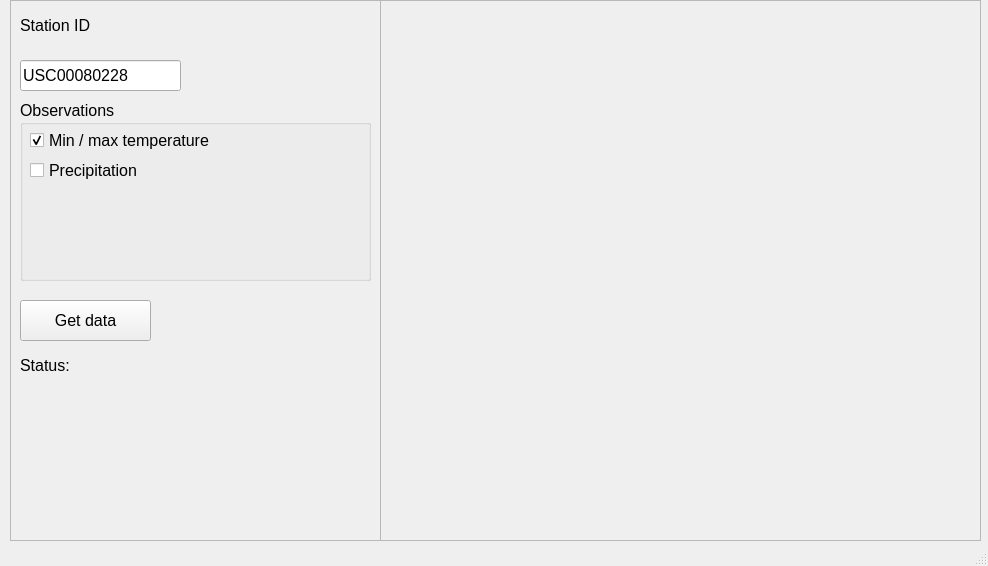
The window that gui/pyqt5_design.ui (symphony-of-nirfolio/Signal-anomaly-detection) describes before a commit, drawn with Qt 5.
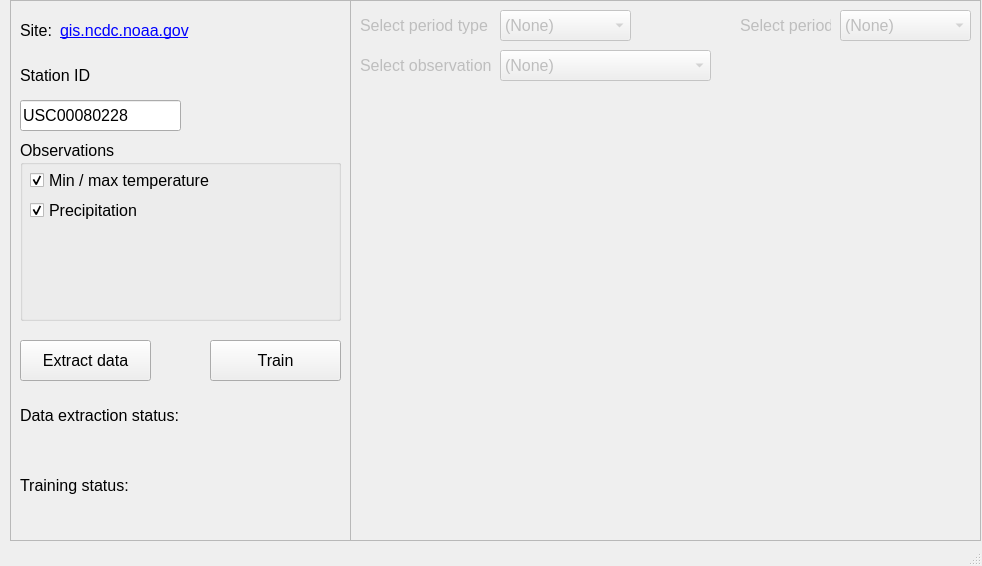
The same window after the commit.

```diff
--- a/gui/pyqt5_design.ui
+++ b/gui/pyqt5_design.ui
@@ -6,10 +6,16 @@
    <rect>
     <x>0</x>
     <y>0</y>
-    <width>988</width>
+    <width>982</width>
     <height>566</height>
    </rect>
   </property>
+  <property name="minimumSize">
+   <size>
+    <width>982</width>
+    <height>566</height>
+   </size>
+  </property>
   <property name="windowTitle">
    <string>Weather anomaly detection</string>
   </property>
@@ -19,7 +25,7 @@
      <rect>
       <x>10</x>
       <y>0</y>
-      <width>371</width>
+      <width>341</width>
       <height>541</height>
      </rect>
     </property>
@@ -33,7 +39,7 @@
      <property name="geometry">
       <rect>
        <x>10</x>
-       <y>10</y>
+       <y>60</y>
        <width>131</width>
        <height>31</height>
       </rect>
@@ -51,7 +57,7 @@
      <property name="geometry">
       <rect>
        <x>10</x>
-       <y>60</y>
+       <y>100</y>
        <width>161</width>
        <height>31</height>
       </rect>
@@ -69,8 +75,8 @@
      <property name="geometry">
       <rect>
        <x>10</x>
-       <y>100</y>
-       <width>351</width>
+       <y>140</y>
+       <width>321</width>
        <height>181</height>
       </rect>
      </property>
@@ -87,7 +93,7 @@
        <rect>
         <x>10</x>
         <y>30</y>
-        <width>331</width>
+        <width>301</width>
         <height>21</height>
        </rect>
       </property>
@@ -103,7 +109,7 @@
        <rect>
         <x>10</x>
         <y>60</y>
-        <width>331</width>
+        <width>301</width>
         <height>21</height>
        </rect>
       </property>
@@ -111,7 +117,7 @@
        <string>Precipitation</string>
       </property>
       <property name="checked">
-       <bool>false</bool>
+       <bool>true</bool>
       </property>
      </widget>
     </widget>
@@ -119,7 +125,7 @@
      <property name="geometry">
       <rect>
        <x>10</x>
-       <y>300</y>
+       <y>340</y>
        <width>131</width>
        <height>41</height>
       </rect>
@@ -130,15 +136,15 @@
       </font>
      </property>
      <property name="text">
-      <string>Get data</string>
+      <string>Extract data</string>
      </property>
     </widget>
     <widget class="QLabel" name="status_text_label">
      <property name="geometry">
       <rect>
        <x>10</x>
-       <y>350</y>
-       <width>51</width>
+       <y>400</y>
+       <width>181</width>
        <height>31</height>
       </rect>
      </property>
@@ -148,15 +154,15 @@
       </font>
      </property>
      <property name="text">
-      <string>Status:</string>
+      <string>Data extraction status:</string>
      </property>
     </widget>
     <widget class="QLabel" name="status_value_label">
      <property name="geometry">
       <rect>
-       <x>66</x>
-       <y>350</y>
-       <width>291</width>
+       <x>10</x>
+       <y>430</y>
+       <width>321</width>
        <height>31</height>
       </rect>
      </property>
@@ -169,13 +175,115 @@
       <string/>
      </property>
     </widget>
+    <widget class="QLabel" name="site_text_label">
+     <property name="geometry">
+      <rect>
+       <x>10</x>
+       <y>20</y>
+       <width>47</width>
+       <height>21</height>
+      </rect>
+     </property>
+     <property name="font">
+      <font>
+       <pointsize>12</pointsize>
+      </font>
+     </property>
+     <property name="text">
+      <string>Site:</string>
+     </property>
+    </widget>
+    <widget class="QLabel" name="site_hyperlink_label">
+     <property name="geometry">
+      <rect>
+       <x>50</x>
+       <y>20</y>
+       <width>131</width>
+       <height>21</height>
+      </rect>
+     </property>
+     <property name="font">
+      <font>
+       <pointsize>12</pointsize>
+      </font>
+     </property>
+     <property name="text">
+      <string>&lt;a href=&quot;https://gis.ncdc.noaa.gov/maps/ncei/summaries/daily&quot;&gt;gis.ncdc.noaa.gov&lt;/a&gt;</string>
+     </property>
+     <property name="textFormat">
+      <enum>Qt::RichText</enum>
+     </property>
+     <property name="openExternalLinks">
+      <bool>true</bool>
+     </property>
+     <property name="textInteractionFlags">
+      <set>Qt::TextBrowserInteraction</set>
+     </property>
+    </widget>
+    <widget class="QLabel" name="training_status_value_label">
+     <property name="geometry">
+      <rect>
+       <x>10</x>
+       <y>500</y>
+       <width>321</width>
+       <height>31</height>
+      </rect>
+     </property>
+     <property name="font">
+      <font>
+       <pointsize>12</pointsize>
+      </font>
+     </property>
+     <property name="text">
+      <string/>
+     </property>
+    </widget>
+    <widget class="QLabel" name="training_status_text_label">
+     <property name="geometry">
+      <rect>
+       <x>10</x>
+       <y>470</y>
+       <width>181</width>
+       <height>31</height>
+      </rect>
+     </property>
+     <property name="font">
+      <font>
+       <pointsize>12</pointsize>
+      </font>
+     </property>
+     <property name="text">
+      <string>Training status:</string>
+     </property>
+    </widget>
+    <widget class="QPushButton" name="train_push_button">
+     <property name="geometry">
+      <rect>
+       <x>200</x>
+       <y>340</y>
+       <width>131</width>
+       <height>41</height>
+      </rect>
+     </property>
+     <property name="font">
+      <font>
+       <pointsize>12</pointsize>
+      </font>
+     </property>
+     <property name="text">
+      <string>Train</string>
+     </property>
+    </widget>
    </widget>
    <widget class="QFrame" name="diagram_frame">
+    <property name="enabled">
+     <bool>false</bool>
+    </property>
     <property name="geometry">
      <rect>
-      <x>380</x>
+      <x>350</x>
       <y>0</y>
-      <width>601</width>
+      <width>631</width>
       <height>541</height>
      </rect>
     </property>
@@ -185,6 +293,146 @@
     <property name="frameShadow">
      <enum>QFrame::Raised</enum>
     </property>
+    <widget class="QComboBox" name="select_period_type_combo_box">
+     <property name="geometry">
+      <rect>
+       <x>150</x>
+       <y>10</y>
+       <width>131</width>
+       <height>31</height>
+      </rect>
+     </property>
+     <property name="font">
+      <font>
+       <pointsize>12</pointsize>
+      </font>
+     </property>
+     <item>
+      <property name="text">
+       <string>(None)</string>
+      </property>
+     </item>
+     <item>
+      <property name="text">
+       <string>Month</string>
+      </property>
+     </item>
+     <item>
+      <property name="text">
+       <string>Season</string>
+      </property>
+     </item>
+     <item>
+      <property name="text">
+       <string>Year</string>
+      </property>
+     </item>
+    </widget>
+    <widget class="QLabel" name="select_period_type_label">
+     <property name="geometry">
+      <rect>
+       <x>10</x>
+       <y>10</y>
+       <width>131</width>
+       <height>31</height>
+      </rect>
+     </property>
+     <property name="font">
+      <font>
+       <pointsize>12</pointsize>
+      </font>
+     </property>
+     <property name="text">
+      <string>Select period type</string>
+     </property>
+    </widget>
+    <widget class="QLabel" name="select_period_label">
+     <property name="geometry">
+      <rect>
+       <x>390</x>
+       <y>10</y>
+       <width>91</width>
+       <height>31</height>
+      </rect>
+     </property>
+     <property name="font">
+      <font>
+       <pointsize>12</pointsize>
+      </font>
+     </property>
+     <property name="text">
+      <string>Select period</string>
+     </property>
+    </widget>
+    <widget class="QComboBox" name="select_period_combo_box">
+     <property name="geometry">
+      <rect>
+       <x>490</x>
+       <y>10</y>
+       <width>131</width>
+       <height>31</height>
+      </rect>
+     </property>
+     <property name="font">
+      <font>
+       <pointsize>12</pointsize>
+      </font>
+     </property>
+     <item>
+      <property name="text">
+       <string>(None)</string>
+      </property>
+     </item>
+    </widget>
+    <widget class="QWidget" name="verticalLayoutWidget">
+     <property name="geometry">
+      <rect>
+       <x>10</x>
+       <y>90</y>
+       <width>611</width>
+       <height>441</height>
+      </rect>
+     </property>
+     <layout class="QVBoxLayout" name="diagram_vertical_layout"/>
+    </widget>
+    <widget class="QComboBox" name="select_observation_combo_box">
+     <property name="geometry">
+      <rect>
+       <x>150</x>
+       <y>50</y>
+       <width>211</width>
+       <height>31</height>
+      </rect>
+     </property>
+     <property name="font">
+      <font>
+       <pointsize>12</pointsize>
+      </font>
+     </property>
+     <item>
+      <property name="text">
+       <string>(None)</string>
+      </property>
+     </item>
+    </widget>
+    <widget class="QLabel" name="select_observation_label">
+     <property name="geometry">
+      <rect>
+       <x>10</x>
+       <y>50</y>
+       <width>131</width>
+       <height>31</height>
+      </rect>
+     </property>
+     <property name="font">
+      <font>
+       <pointsize>12</pointsize>
+      </font>
+     </property>
+     <property name="text">
+      <string>Select observation</string>
+     </property>
+    </widget>
    </widget>
   </widget>
   <widget class="QStatusBar" name="statusbar"/>
```
Left out of the diff: 6 changed lines with no effect on the pictures.
